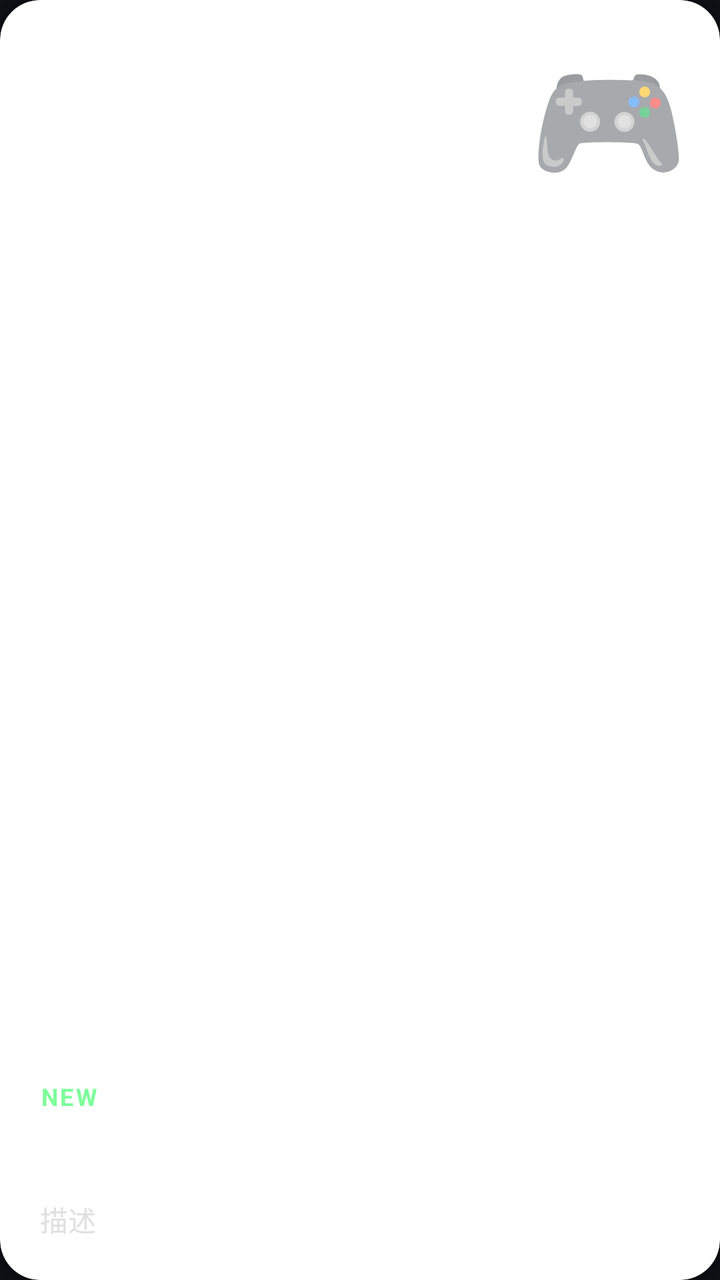
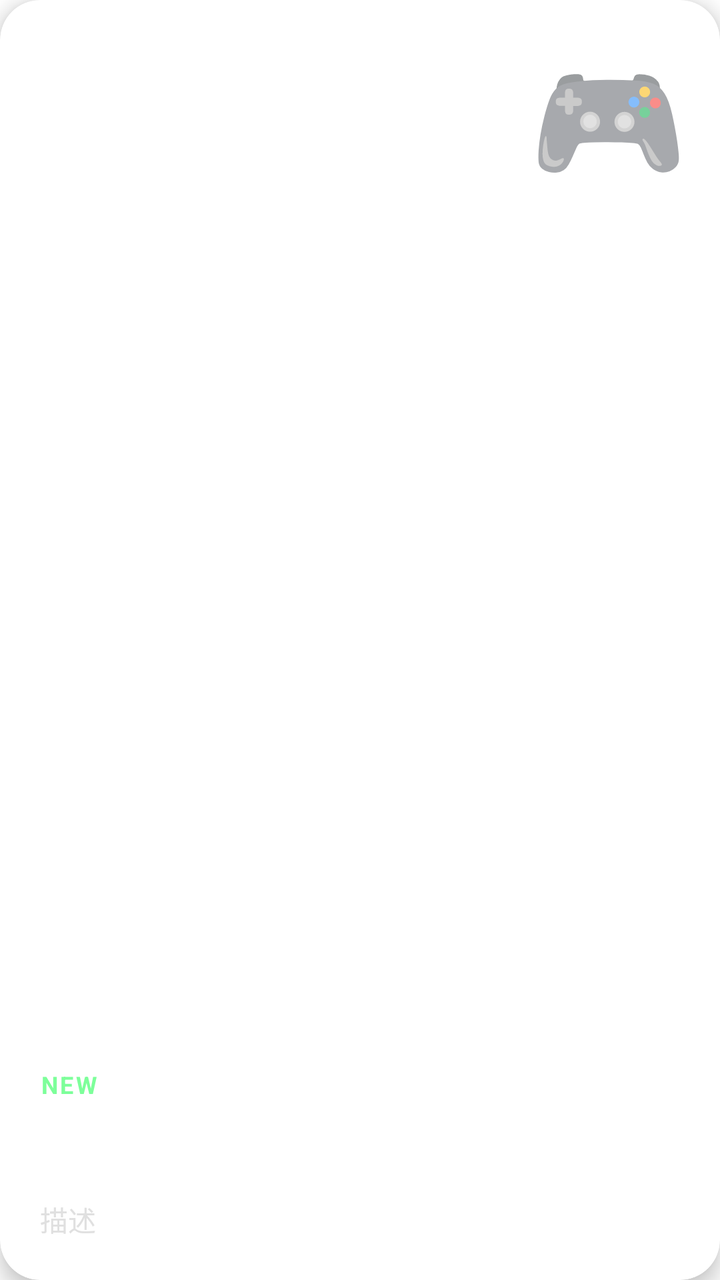

Compare the two renders of this Android layout. The source of the first and the diff that turns it into the second are given below.
<!-- AndroidManifest.xml: application theme Theme.Game100 -->
<!-- res/layout/item_featured.xml -->
<?xml version="1.0" encoding="utf-8"?>
<com.google.android.material.card.MaterialCardView xmlns:android="http://schemas.android.com/apk/res/android"
    xmlns:app="http://schemas.android.com/apk/res-auto"
    android:layout_width="300dp"
    android:layout_height="180dp"
    android:layout_marginStart="16dp"
    android:layout_marginEnd="8dp"
    app:cardCornerRadius="20dp"
    app:cardElevation="6dp">

    <FrameLayout
        android:layout_width="match_parent"
        android:layout_height="match_parent">

        <View
            android:id="@+id/feat_bg"
            android:layout_width="match_parent"
            android:layout_height="match_parent" />

        <LinearLayout
            android:layout_width="match_parent"
            android:layout_height="match_parent"
            android:orientation="vertical"
            android:padding="20dp"
            android:gravity="bottom">

            <TextView
                android:id="@+id/feat_kicker"
                android:layout_width="wrap_content"
                android:layout_height="wrap_content"
                android:text="NEW"
                android:textColor="#7DFF9A"
                android:textSize="12sp"
                android:textStyle="bold"
                android:letterSpacing="0.1" />

            <TextView
                android:id="@+id/feat_name"
                android:layout_width="match_parent"
                android:layout_height="wrap_content"
                android:layout_marginTop="4dp"
                android:text="游戏名"
                android:textColor="@android:color/white"
                android:textSize="24sp"
                android:textStyle="bold"
                android:maxLines="1"
                android:ellipsize="end" />

            <TextView
                android:id="@+id/feat_desc"
                android:layout_width="match_parent"
                android:layout_height="wrap_content"
                android:layout_marginTop="4dp"
                android:text="描述"
                android:textColor="#E0E0E0"
                android:textSize="14sp"
                android:maxLines="2"
                android:ellipsize="end" />
        </LinearLayout>

        <TextView
            android:id="@+id/feat_icon"
            android:layout_width="wrap_content"
            android:layout_height="wrap_content"
            android:layout_gravity="top|end"
            android:layout_margin="16dp"
            android:textSize="64sp"
            android:text="🎮" />
    </FrameLayout>
</com.google.android.material.card.MaterialCardView>
<!-- resources referenced by this layout -->
<resources>
  <style name="Theme.Game100" parent="Theme.MaterialComponents.DayNight.NoActionBar">
          <item name="colorPrimary">@color/brand</item>
          <item name="colorPrimaryDark">@color/bg</item>
          <item name="colorAccent">@color/brand</item>
          <item name="android:windowBackground">@color/bg</item>
          <item name="android:statusBarColor">@color/bg</item>
          <item name="android:navigationBarColor">@color/bg</item>
          <item name="android:windowLightStatusBar">false</item>
      </style>
  <color name="brand">#FF6F61</color>
  <color name="bg">#0E1015</color>
</resources>

<!-- the commit's change to res/layout/item_featured.xml (unified diff, before → after) -->
@@ -2,7 +2,7 @@
 <com.google.android.material.card.MaterialCardView xmlns:android="http://schemas.android.com/apk/res/android"
     xmlns:app="http://schemas.android.com/apk/res-auto"
     android:layout_width="300dp"
-    android:layout_height="180dp"
+    android:layout_height="220dp"
     android:layout_marginStart="16dp"
     android:layout_marginEnd="8dp"
     app:cardCornerRadius="20dp"
@@ -41,7 +41,7 @@
                 android:layout_marginTop="4dp"
                 android:text="游戏名"
                 android:textColor="@android:color/white"
-                android:textSize="24sp"
+                android:textSize="28sp"
                 android:textStyle="bold"
                 android:maxLines="1"
                 android:ellipsize="end" />
<!-- resource entries referenced after the edit -->
@@ -9,7 +9,7 @@
           <item name="android:navigationBarColor">@color/bg</item>
           <item name="android:windowLightStatusBar">false</item>
       </style>
-  <color name="brand">#FF6F61</color>
-  <color name="bg">#0E1015</color>
+  <color name="brand">#007AFF</color>
+  <color name="bg">#FFFFFF</color>
 </resources>
 
